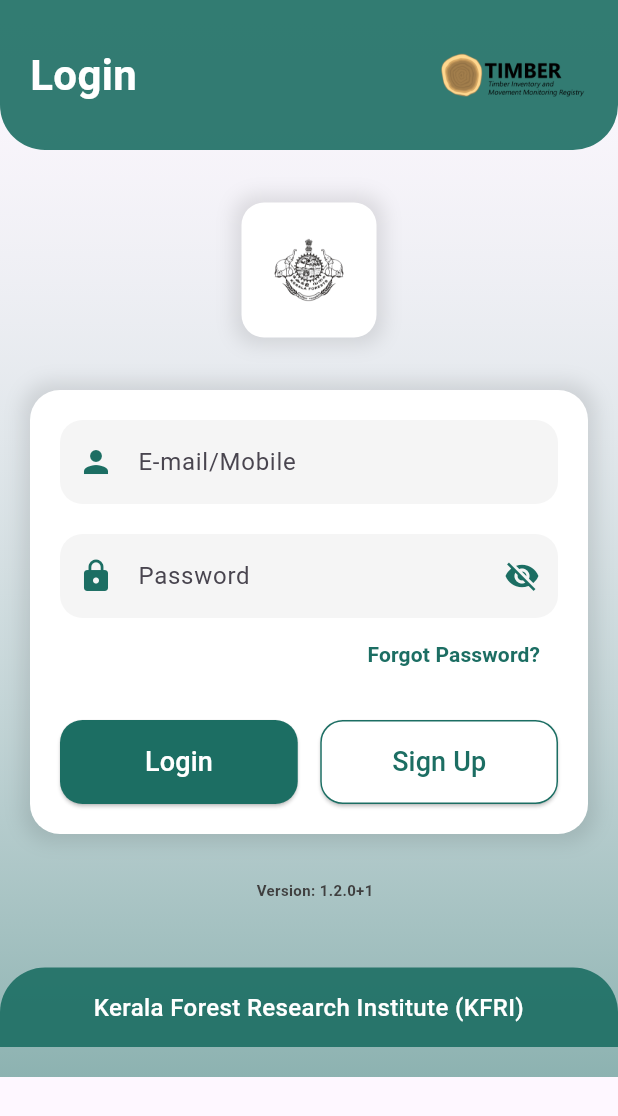
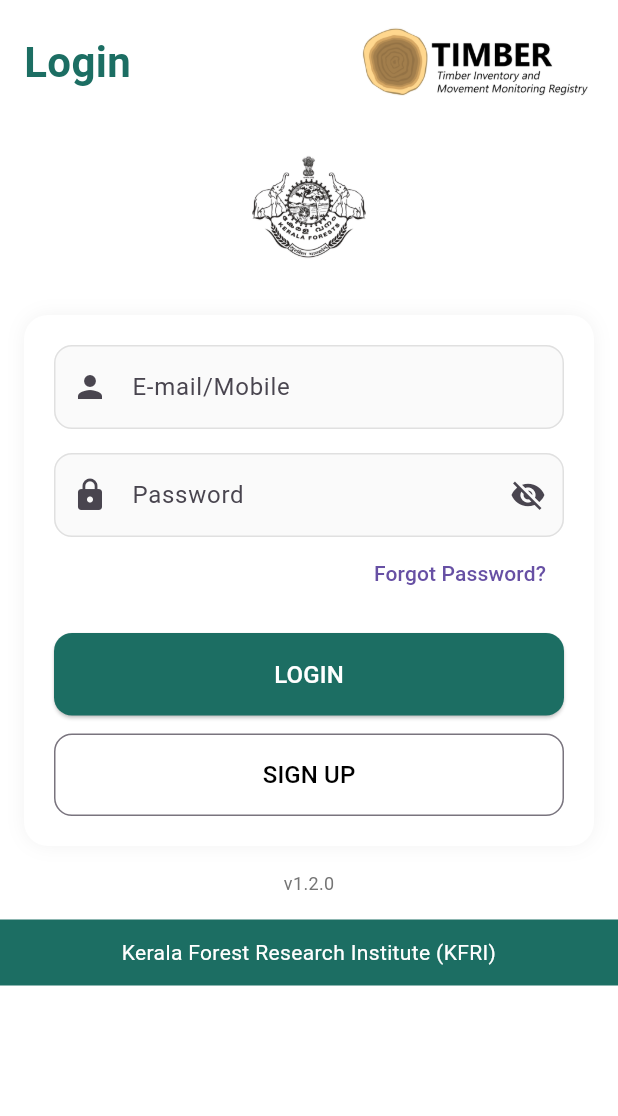
Before and after one commit to abhijeeeth/T-gram, a Flutter app: the screen it shows after launch, on a phone screen of 412 x 824 dp. Shown: the top 1116 px of the screen. Run offline on Flutter 3.47's test engine with Material 3 defaults, Android fonts, the phone set to English and light mode, and no system bars; our stand-ins replace bloc, dio, file_picker, flutter_bloc, fluttertoast, geocoding and 15 more; missing offline and left inert: flutter_downloader, geolocator_web, image_picker_for_web, mobile_scanner, schedulers, shared_preferences_web; accounts and stored records are empty; Roboto replaces fonts that are missing (Arial, Cairo).

```diff
--- a/lib/login.dart
+++ b/lib/login.dart
@@ -47,165 +47,82 @@ class _LoginDemoState extends State<LoginDemo> {
   Widget build(BuildContext context) {
     return SafeArea(
       child: Scaffold(
+        backgroundColor: Colors.white,
         body: Container(
-          decoration: BoxDecoration(
-            gradient: LinearGradient(
-              begin: Alignment.topCenter,
-              end: Alignment.bottomCenter,
-              colors: [
-                const Color.fromARGB(49, 255, 255, 255),
-                const Color.fromARGB(255, 28, 110, 99).withOpacity(0.5),
-              ],
-            ),
+          decoration: const BoxDecoration(
+              // color: const Color.fromARGB(255, 28, 110, 99).withOpacity(0.05),
               ),
           child: SingleChildScrollView(
             child: Column(
               children: <Widget>[
-                Container(
-                  padding:
-                      const EdgeInsets.symmetric(horizontal: 20, vertical: 15),
-                  decoration: BoxDecoration(
-                    color:
-                        const Color.fromARGB(255, 28, 110, 99).withOpacity(0.9),
-                    borderRadius: const BorderRadius.only(
-                      bottomLeft: Radius.circular(30),
-                      bottomRight: Radius.circular(30),
-                    ),
-                  ),
+                Padding(
+                  padding: const EdgeInsets.all(16.0),
                   child: Row(
-                    children: <Widget>[
+                    mainAxisAlignment: MainAxisAlignment.spaceBetween,
+                    children: [
                       const Text(
                         "Login",
                         style: TextStyle(
-                          fontFamily: 'Cairo',
+                          fontSize: 28,
                           fontWeight: FontWeight.bold,
-                          color: Color.fromARGB(255, 255, 255, 255),
-                          fontSize: 28,
+                          color: Color.fromARGB(255, 28, 110, 99),
                         ),
                       ),
-                      const Spacer(),
                       Image.asset(
                         "assets/images/tigram01.png",
-                        width: 100,
-                        height: 70,
+                        height: 50,
                       ),
                     ],
                   ),
                 ),
-                const SizedBox(height: 20),
-                Container(
-                  padding: const EdgeInsets.all(15),
-                  child: Row(
-                    mainAxisAlignment: MainAxisAlignment.center,
-                    children: <Widget>[
-                      Container(
-                        padding: const EdgeInsets.all(10),
-                        decoration: BoxDecoration(
-                          color: Colors.white,
-                          borderRadius: BorderRadius.circular(15),
-                          boxShadow: [
-                            BoxShadow(
-                              color: Colors.black.withOpacity(0.1),
-                              blurRadius: 10,
-                              spreadRadius: 5,
-                            ),
-                          ],
-                        ),
+                Padding(
+                  padding: const EdgeInsets.all(16.0),
                   child: Image.asset(
                     "assets/images/kerala_logo.jpg",
-                          width: 70,
-                          height: 70,
+                    height: 80,
                   ),
                 ),
-                    ],
-                  ),
-                ),
-                const SizedBox(height: 20),
                 Container(
-                  margin: const EdgeInsets.symmetric(horizontal: 20),
+                  margin: const EdgeInsets.all(16),
                   padding: const EdgeInsets.all(20),
                   decoration: BoxDecoration(
                     color: Colors.white,
-                    borderRadius: BorderRadius.circular(20),
+                    borderRadius: BorderRadius.circular(16),
                     boxShadow: [
                       BoxShadow(
-                        color: Colors.black.withOpacity(0.1),
+                        color: Colors.black.withOpacity(0.05),
                         blurRadius: 10,
-                        spreadRadius: 5,
                       ),
                     ],
                   ),
                   child: const LoginForm(),
                 ),
-                const SizedBox(height: 30),
-                Row(
-                  children: [
-                    const SizedBox(width: 8.0),
-                    Expanded(
-                      child: FutureBuilder<PackageInfo>(
+                FutureBuilder<PackageInfo>(
                   future: PackageInfo.fromPlatform(),
                   builder: (context, snapshot) {
-                          if (snapshot.connectionState ==
-                              ConnectionState.done) {
                     if (snapshot.hasData) {
-                              final packageInfo = snapshot.data!;
-                              return Center(
-                                child: Text(
-                                  "Version: ${packageInfo.version}+${packageInfo.buildNumber}",
-                                  style: const TextStyle(
-                                    fontSize: 10,
-                                    color: Color.fromARGB(255, 63, 63, 63),
-                                    fontWeight: FontWeight.bold,
-                                  ),
-                                ),
-                              );
-                            } else if (snapshot.hasError) {
-                              return const Center(
-                                child: Text(
-                                  "Error loading version",
+                      return Text(
+                        "v${snapshot.data!.version}",
                         style: TextStyle(
-                                    fontSize: 10,
-                                    color: Colors.red,
-                                  ),
+                          color: Colors.grey[600],
+                          fontSize: 12,
                         ),
                       );
                     }
-                          }
-                          return const Center(
-                            child: Text(
-                              "Loading version...",
-                              style: TextStyle(
-                                fontSize: 10,
-                                color: Colors.grey,
-                              ),
-                            ),
-                          );
+                    return const SizedBox();
                   },
                 ),
-                    ),
-                  ],
-                ),
-                const SizedBox(height: 25),
+                const SizedBox(height: 16),
                 Container(
                   width: double.infinity,
-                  margin: const EdgeInsets.symmetric(vertical: 20),
-                  padding: const EdgeInsets.symmetric(vertical: 15),
-                  decoration: BoxDecoration(
-                    color:
-                        const Color.fromARGB(255, 28, 110, 99).withOpacity(0.9),
-                    borderRadius: const BorderRadius.only(
-                      topLeft: Radius.circular(30),
-                      topRight: Radius.circular(30),
-                    ),
-                  ),
+                  padding: const EdgeInsets.all(12),
+                  color: const Color.fromARGB(255, 28, 110, 99),
                   child: const Text(
                     "Kerala Forest Research Institute (KFRI)",
                     textAlign: TextAlign.center,
                     style: TextStyle(
-                      fontFamily: 'Arial',
-                      fontWeight: FontWeight.w500,
                       color: Colors.white,
-                      fontSize: 16,
+                      fontSize: 14,
                     ),
                   ),
                 ),
@@ -467,121 +384,90 @@ class _LoginFormState extends State<LoginForm> {
   @override
   Widget build(BuildContext context) {
     return Column(
+      crossAxisAlignment: CrossAxisAlignment.stretch,
       children: <Widget>[
         TextField(
           controller: loginEmail,
           decoration: InputDecoration(
             filled: true,
-            fillColor: Colors.grey[100],
+            fillColor: Colors.grey[50],
             border: OutlineInputBorder(
-              borderRadius: BorderRadius.circular(15),
-              borderSide: BorderSide.none,
+              borderRadius: BorderRadius.circular(12),
+              borderSide: BorderSide(color: Colors.grey[300]!),
             ),
-            prefixIcon: const Icon(Icons.person,
-                color: Color.fromARGB(255, 28, 110, 99)),
-            hintText: 'Enter E-mail/Mobile',
-            labelText: "E-mail/Mobile",
+            enabledBorder: OutlineInputBorder(
+              borderRadius: BorderRadius.circular(12),
+              borderSide: BorderSide(color: Colors.grey[300]!),
+            ),
+            prefixIcon: const Icon(Icons.person),
+            hintText: 'E-mail/Mobile',
           ),
         ),
-        const SizedBox(height: 20),
+        const SizedBox(height: 16),
         TextField(
           controller: loginPassword,
           obscureText: isHiddenPassword,
           decoration: InputDecoration(
             filled: true,
-            fillColor: Colors.grey[100],
+            fillColor: Colors.grey[50],
             border: OutlineInputBorder(
-              borderRadius: BorderRadius.circular(15),
-              borderSide: BorderSide.none,
+              borderRadius: BorderRadius.circular(12),
+              borderSide: BorderSide(color: Colors.grey[300]!),
             ),
-            prefixIcon:
-                const Icon(Icons.lock, color: Color.fromARGB(255, 28, 110, 99)),
+            enabledBorder: OutlineInputBorder(
+              borderRadius: BorderRadius.circular(12),
+              borderSide: BorderSide(color: Colors.grey[300]!),
+            ),
+            prefixIcon: const Icon(Icons.lock),
             suffixIcon: IconButton(
               icon: Icon(
-                isHiddenPassword ? Icons.visibility_off : Icons.visibility,
-                color: const Color.fromARGB(255, 28, 110, 99),
+                  isHiddenPassword ? Icons.visibility_off : Icons.visibility),
+              onPressed: () =>
+                  setState(() => isHiddenPassword = !isHiddenPassword),
             ),
-              onPressed: () {
-                setState(() {
-                  isHiddenPassword = !isHiddenPassword;
-                });
-              },
-            ),
-            hintText: 'Enter Password',
-            labelText: "Password",
+            hintText: 'Password',
           ),
         ),
         Align(
           alignment: Alignment.centerRight,
           child: TextButton(
-            onPressed: () {
-              Navigator.push(context,
-                  MaterialPageRoute(builder: (_) => const forgetPassword()));
-            },
-            child: const Text(
-              'Forgot Password?',
-              style: TextStyle(
-                color: Color.fromARGB(255, 28, 110, 99),
-                fontWeight: FontWeight.bold,
+            onPressed: () => Navigator.push(context,
+                MaterialPageRoute(builder: (_) => const forgetPassword())),
+            child: const Text('Forgot Password?'),
           ),
         ),
-          ),
-        ),
-        const SizedBox(height: 20),
-        Row(
-          children: [
-            Expanded(
-              child: ElevatedButton(
+        const SizedBox(height: 16),
+        ElevatedButton(
           onPressed: _isLoading ? null : _login,
           style: ElevatedButton.styleFrom(
             backgroundColor: const Color.fromARGB(255, 28, 110, 99),
-                  padding: const EdgeInsets.symmetric(vertical: 15),
-                  shape: RoundedRectangleBorder(
-                    borderRadius: BorderRadius.circular(15),
-                  ),
+            padding: const EdgeInsets.symmetric(vertical: 16),
+            shape:
+                RoundedRectangleBorder(borderRadius: BorderRadius.circular(12)),
           ),
           child: _isLoading
               ? const SizedBox(
                   height: 20,
                   width: 20,
                   child: CircularProgressIndicator(
-                          color: Colors.white,
-                          strokeWidth: 2,
+                      color: Colors.white, strokeWidth: 2),
+                )
+              : const Text('LOGIN',
+                  style: TextStyle(fontSize: 16, color: Colors.white)),
         ),
-                      )
-                    : const Text(
-                        'Login',
-                        style: TextStyle(fontSize: 18, color: Colors.white),
-                      ),
-              ),
-            ),
-            const SizedBox(width: 15),
-            Expanded(
-              child: ElevatedButton(
+        const SizedBox(height: 12),
+        OutlinedButton(
           onPressed: _isLoading
               ? null
-                    : () {
-                        Navigator.push(context,
-                            MaterialPageRoute(builder: (_) => const signup()));
-                      },
-                style: ElevatedButton.styleFrom(
-                  backgroundColor: Colors.white,
-                  foregroundColor: const Color.fromARGB(255, 28, 110, 99),
-                  padding: const EdgeInsets.symmetric(vertical: 15),
-                  shape: RoundedRectangleBorder(
-                    borderRadius: BorderRadius.circular(15),
-                    side: const BorderSide(
-                      color: Color.fromARGB(255, 28, 110, 99),
+              : () => Navigator.push(
+                  context, MaterialPageRoute(builder: (_) => const signup())),
+          style: OutlinedButton.styleFrom(
+            padding: const EdgeInsets.symmetric(vertical: 16),
+            shape:
+                RoundedRectangleBorder(borderRadius: BorderRadius.circular(12)),
           ),
-                  ),
-                ),
-                child: const Text(
-                  'Sign Up',
-                  style: TextStyle(fontSize: 18),
-                ),
-              ),
-            ),
-          ],
+          child: const Text('SIGN UP',
+              style: TextStyle(fontSize: 16, color: Colors.black)),
         ),
       ],
     );
```
Lines whose indentation alone changed are shown as unchanged.
